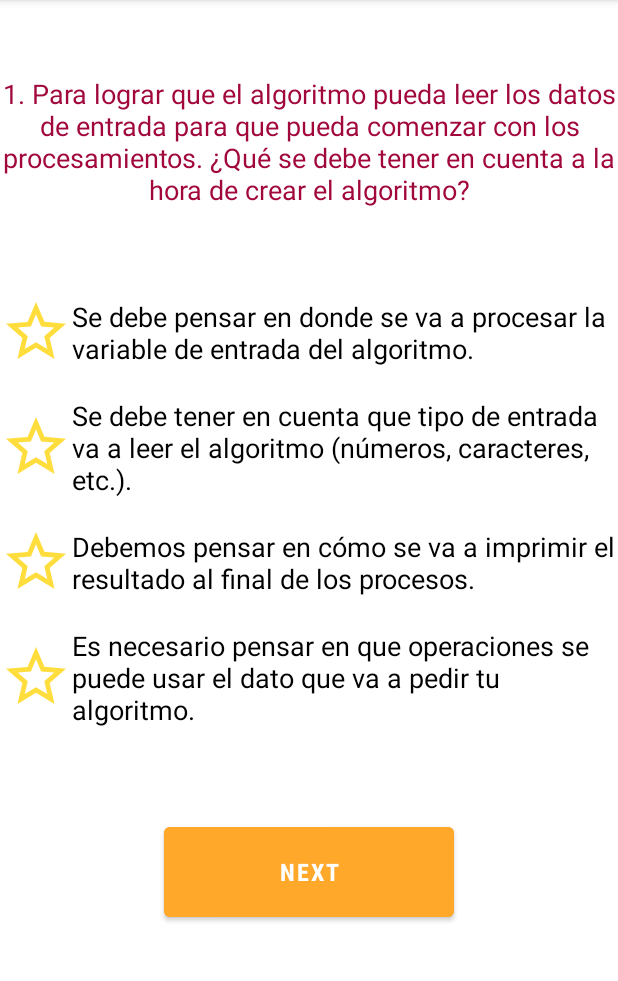
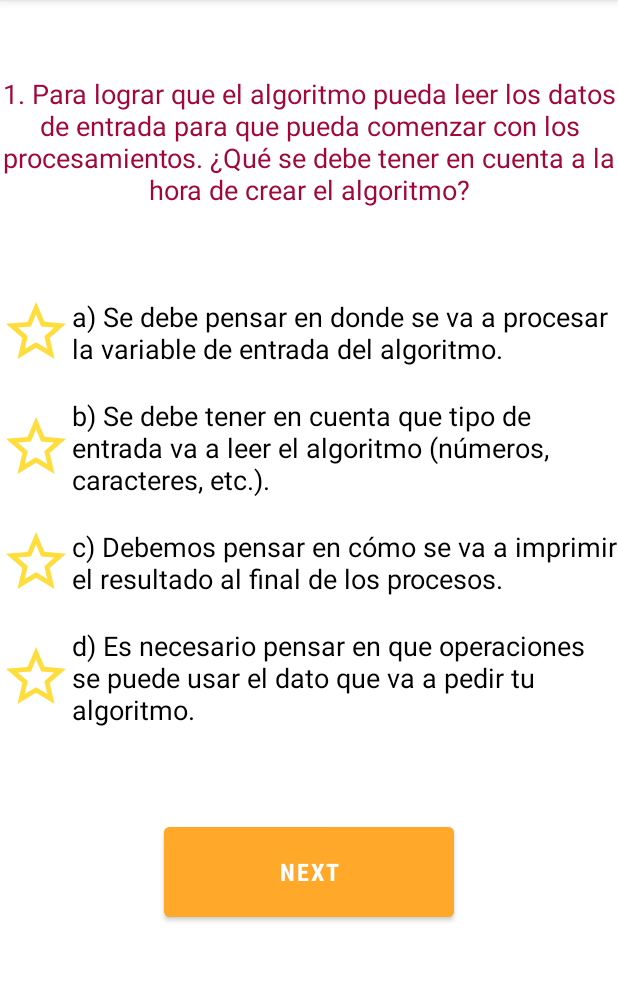
Before and after one commit to tarekth507/Proyecto_5_preguntas, an Android app: the QuestionActivity screen opened directly, with no data from a screen before it, on a phone screen of 412 x 824 dp, the part 84-1065 px from its top. Run offline under Robolectric (Android 15) with nearby library versions, the phone set to English and light mode, and no system bars; Roboto replaces fonts that are not available here.

Commit message:
Corregido ._.

```diff
--- a/app/src/main/java/com/example/preguntas/QuestionActivity.java
+++ b/app/src/main/java/com/example/preguntas/QuestionActivity.java
@@ -24,38 +24,38 @@ public class QuestionActivity extends AppCompatActivity {
     private String[][] questions = {
             {
                     "1. Para lograr que el algoritmo pueda leer los datos de entrada para que pueda comenzar con los procesamientos. ¿Qué se debe tener en cuenta a la hora de crear el algoritmo?",
-                    "Se debe pensar en donde se va a procesar la variable de entrada del algoritmo.",
-                    "Se debe tener en cuenta que tipo de entrada va a leer el algoritmo (números, caracteres, etc.).",
-                    "Debemos pensar en cómo se va a imprimir el resultado al final de los procesos.",
-                    "Es necesario pensar en que operaciones se puede usar el dato que va a pedir tu algoritmo."
+                    "a) Se debe pensar en donde se va a procesar la variable de entrada del algoritmo.",
+                    "b) Se debe tener en cuenta que tipo de entrada va a leer el algoritmo (números, caracteres, etc.).",
+                    "c) Debemos pensar en cómo se va a imprimir el resultado al final de los procesos.",
+                    "d) Es necesario pensar en que operaciones se puede usar el dato que va a pedir tu algoritmo."
             },
             {
                     "2. Si queremos calcular la circunferencia de un círculo dado su radio y la fórmula (2*π*R), ¿Qué valores de la fórmula son variables y qué valores son constantes?",
-                    "El valor de π es variable",
-                    "Los valores π y R son constantes.",
-                    "El valor de π es constante y R es variable.",
-                    "Ninguna de las anteriores."
+                    "a) El valor de π es variable",
+                    "b) Los valores π y R son constantes.",
+                    "c) El valor de π es constante y R es variable.",
+                    "d) Ninguna de las anteriores."
             },
             {
                     "3. Un administrador de base de datos del Banco Doge desea escribir un programa que calcule el interés simple de un préstamo. ¿Cuáles serían los datos necesarios para realizar el cálculo?",
-                    "Crédito y débito.",
-                    "Capital Inicial y Capital final.",
-                    "Monto y cantidad de veces que se compone al año.",
-                    "Capital, tasa de interés y tiempo en años ."
+                    "a) Crédito y débito.",
+                    "b) Capital Inicial y Capital final.",
+                    "c) Monto y cantidad de veces que se compone al año.",
+                    "d) Capital, tasa de interés y tiempo en años ."
             },
             {
                     "4. Los algoritmos tienen se pueden crear para que pueda lidiar con los escenarios en los que se necesita, pero para que estos algoritmos puedan ser los óptimos a la hora de resolver una tarea. ¿Qué debemos pensar primero para que el algoritmo se adapte a la tarea que se debe resolver?",
-                    "Debes pensar en que lenguaje de programación lo vas a crear.",
-                    "Debemos preguntarnos qué tipo de resultado queremos obtener con el algoritmo.",
-                    "Se debe tomar en cuenta las decisiones positivas (un escenario en “si”) y las negativas (un escenario en “no”).",
-                    "Las respuestas anteriores no son las correctas para la pregunta."
+                    "a) Debes pensar en que lenguaje de programación lo vas a crear.",
+                    "b) Debemos preguntarnos qué tipo de resultado queremos obtener con el algoritmo.",
+                    "c) Se debe tomar en cuenta las decisiones positivas (un escenario en “si”) y las negativas (un escenario en “no”).",
+                    "d) Las respuestas anteriores no son las correctas para la pregunta."
             },
             {
                     "5. En la operación 5+7(9*3)-28, ¿Cuál sub-operación se realiza primero?",
-                    "(9*3)",
-                    "5-28",
-                    "7(9)",
-                    "5+7"
+                    "a) (9*3)",
+                    "b) 5-28",
+                    "c) 7(9)",
+                    "d) 5+7"
             }
     };
 
```
